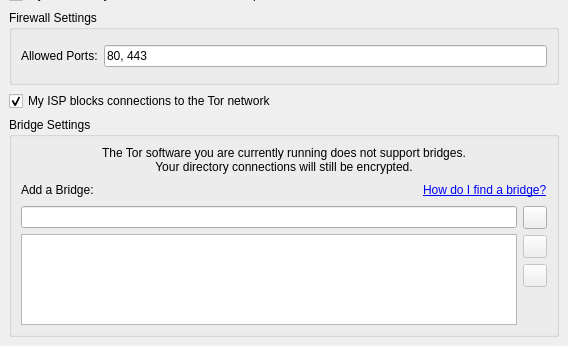
The window that src/vidalia/config/networkpage.ui (a-ilin/vidalia) describes before a commit, drawn with Qt 5; both pictures show x 0 to 568 and y 193 to 539 of the 568 by 539 pixel window.
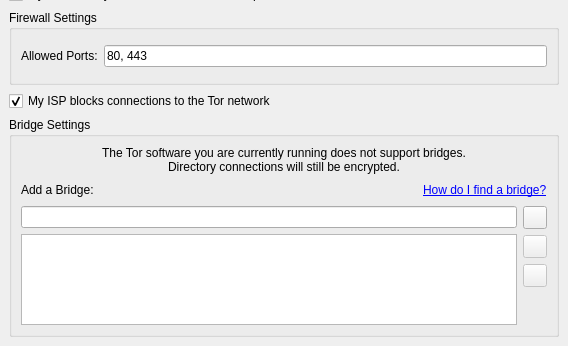
The same window after the commit. Icons and pictures are not drawn.

```diff
--- a/src/vidalia/config/networkpage.ui
+++ b/src/vidalia/config/networkpage.ui
@@ -271,7 +271,7 @@
       <item>
        <widget class="QLabel" name="lblNoBridgeSupport" >
         <property name="text" >
-         <string>The Tor software you are currently running does not support bridges. &lt;br>Your directory connections will still be encrypted.</string>
+         <string>The Tor software you are currently running does not support bridges. &lt;br>Directory connections will still be encrypted.</string>
         </property>
         <property name="alignment" >
          <set>Qt::AlignCenter</set>
```
